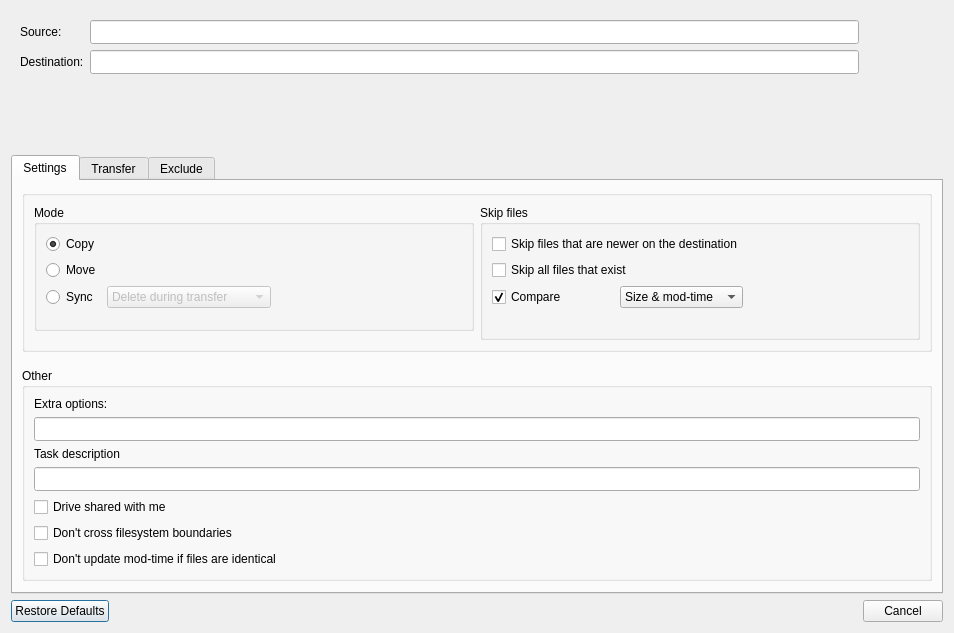
The window that src/transfer_dialog.ui (holazt/RcloneBrowser) describes before a commit, drawn with Qt 5.
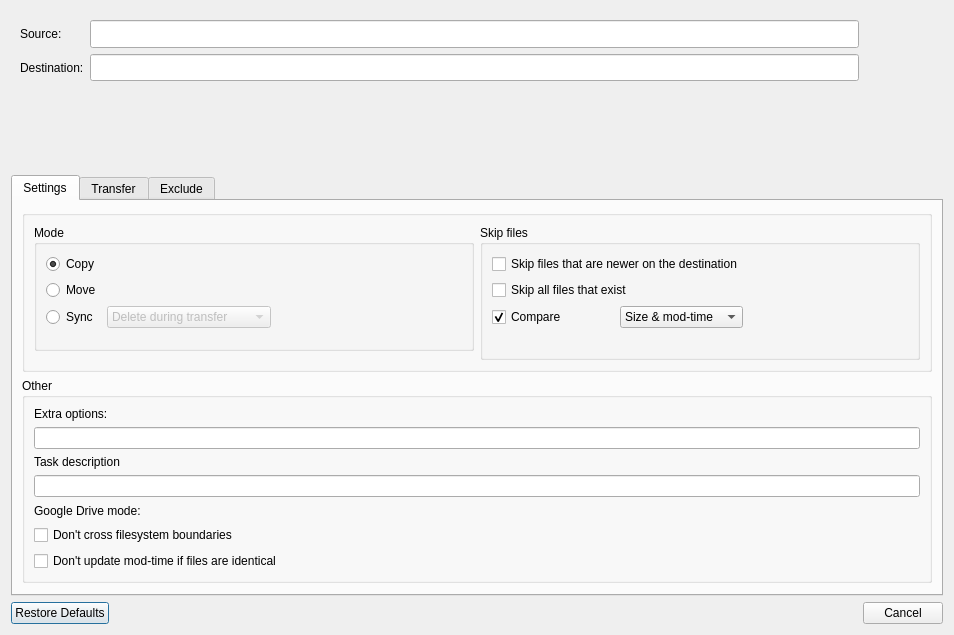
The same window after the commit.

Commit message: for Google drive added option to browse trash (--drive-trashed-only) #82

Patch:
```diff
--- a/src/transfer_dialog.ui
+++ b/src/transfer_dialog.ui
@@ -7,7 +7,7 @@
     <x>0</x>
     <y>0</y>
     <width>954</width>
-    <height>633</height>
+    <height>635</height>
    </rect>
   </property>
   <property name="minimumSize">
@@ -84,12 +84,6 @@
           <verstretch>0</verstretch>
          </sizepolicy>
         </property>
-        <property name="minimumSize">
-         <size>
-          <width>0</width>
-          <height>24</height>
-         </size>
-        </property>
        </widget>
       </item>
       <item row="0" column="5">
@@ -126,12 +120,6 @@
           <verstretch>0</verstretch>
          </sizepolicy>
         </property>
-        <property name="minimumSize">
-         <size>
-          <width>0</width>
-          <height>24</height>
-         </size>
-        </property>
        </widget>
       </item>
      </layout>
@@ -190,12 +178,6 @@
              </item>
              <item row="1" column="0">
               <widget class="QRadioButton" name="rbMove">
-               <property name="sizePolicy">
-                <sizepolicy hsizetype="Fixed" vsizetype="Fixed">
-                 <horstretch>0</horstretch>
-                 <verstretch>0</verstretch>
-                </sizepolicy>
-               </property>
                <property name="toolTip">
                 <string>rclone move</string>
                </property>
@@ -206,12 +188,6 @@
              </item>
              <item row="0" column="0">
               <widget class="QRadioButton" name="rbCopy">
-               <property name="sizePolicy">
-                <sizepolicy hsizetype="Fixed" vsizetype="Fixed">
-                 <horstretch>0</horstretch>
-                 <verstretch>0</verstretch>
-                </sizepolicy>
-               </property>
                <property name="toolTip">
                 <string>rclone copy</string>
                </property>
@@ -225,12 +201,6 @@
              </item>
              <item row="2" column="0">
               <widget class="QRadioButton" name="rbSync">
-               <property name="sizePolicy">
-                <sizepolicy hsizetype="Fixed" vsizetype="Fixed">
-                 <horstretch>0</horstretch>
-                 <verstretch>0</verstretch>
-                </sizepolicy>
-               </property>
                <property name="toolTip">
                 <string>rclone sync</string>
                </property>
@@ -380,22 +350,6 @@
          </layout>
         </widget>
        </item>
-       <item>
-        <spacer name="verticalSpacer_6">
-         <property name="orientation">
-          <enum>Qt::Vertical</enum>
-         </property>
-         <property name="sizeType">
-          <enum>QSizePolicy::MinimumExpanding</enum>
-         </property>
-         <property name="sizeHint" stdset="0">
-          <size>
-           <width>20</width>
-           <height>10</height>
-          </size>
-         </property>
-        </spacer>
-       </item>
        <item>
         <widget class="QGroupBox" name="groupBox">
          <property name="title">
@@ -417,12 +371,6 @@
               <verstretch>0</verstretch>
              </sizepolicy>
             </property>
-            <property name="minimumSize">
-             <size>
-              <width>0</width>
-              <height>24</height>
-             </size>
-            </property>
             <property name="toolTip">
              <string>&lt;html&gt;&lt;head/&gt;&lt;body&gt;&lt;p&gt;extra options applied to rclone during transfer&lt;/p&gt;&lt;p&gt;e.g. --filter &amp;quot;- *.bak&amp;quot;&lt;/p&gt;&lt;/body&gt;&lt;/html&gt;</string>
             </property>
@@ -446,32 +394,37 @@
               <verstretch>0</verstretch>
              </sizepolicy>
             </property>
-            <property name="minimumSize">
-             <size>
-              <width>0</width>
-              <height>24</height>
-             </size>
-            </property>
             <property name="text">
              <string/>
             </property>
            </widget>
           </item>
           <item>
-           <widget class="QCheckBox" name="checkisDriveSharedWithMe">
-            <property name="enabled">
-             <bool>true</bool>
-            </property>
-            <property name="toolTip">
-             <string>--drive-shared-with-me</string>
-            </property>
-            <property name="text">
-             <string>Drive shared with me</string>
-            </property>
-            <property name="checked">
-             <bool>false</bool>
-            </property>
-           </widget>
+           <layout class="QHBoxLayout" name="horizontalLayout_GoogleDrive">
+            <item>
+             <widget class="QLabel" name="googleDriveModeLabel">
+              <property name="text">
+               <string>Google Drive mode: </string>
+              </property>
+             </widget>
+            </item>
+            <item>
+             <widget class="QLineEdit" name="googleDriveMode">
+              <property name="contextMenuPolicy">
+               <enum>Qt::NoContextMenu</enum>
+              </property>
+              <property name="styleSheet">
+               <string notr="true">* { background-color: rgba(0, 0, 0, 0); }</string>
+              </property>
+              <property name="frame">
+               <bool>false</bool>
+              </property>
+              <property name="readOnly">
+               <bool>true</bool>
+              </property>
+             </widget>
+            </item>
+           </layout>
           </item>
           <item>
            <widget class="QCheckBox" name="checkSameFilesystem">
```
Left out of the diff: 9 changed lines with no effect on the pictures. The commit also changes 10 other files.
